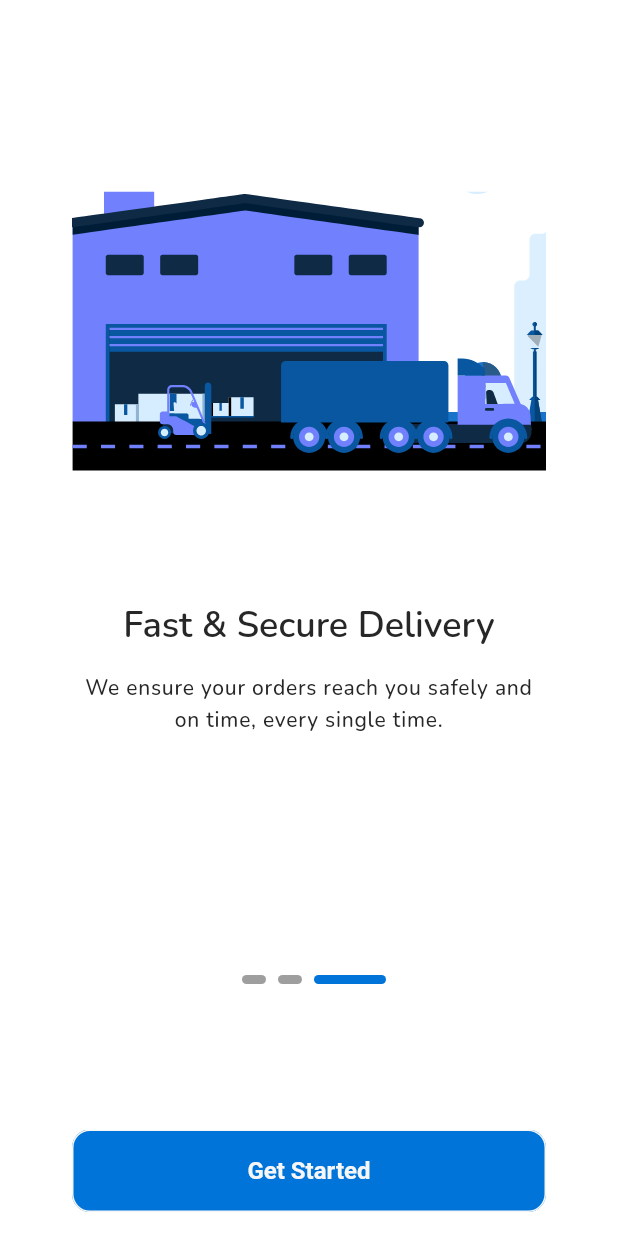
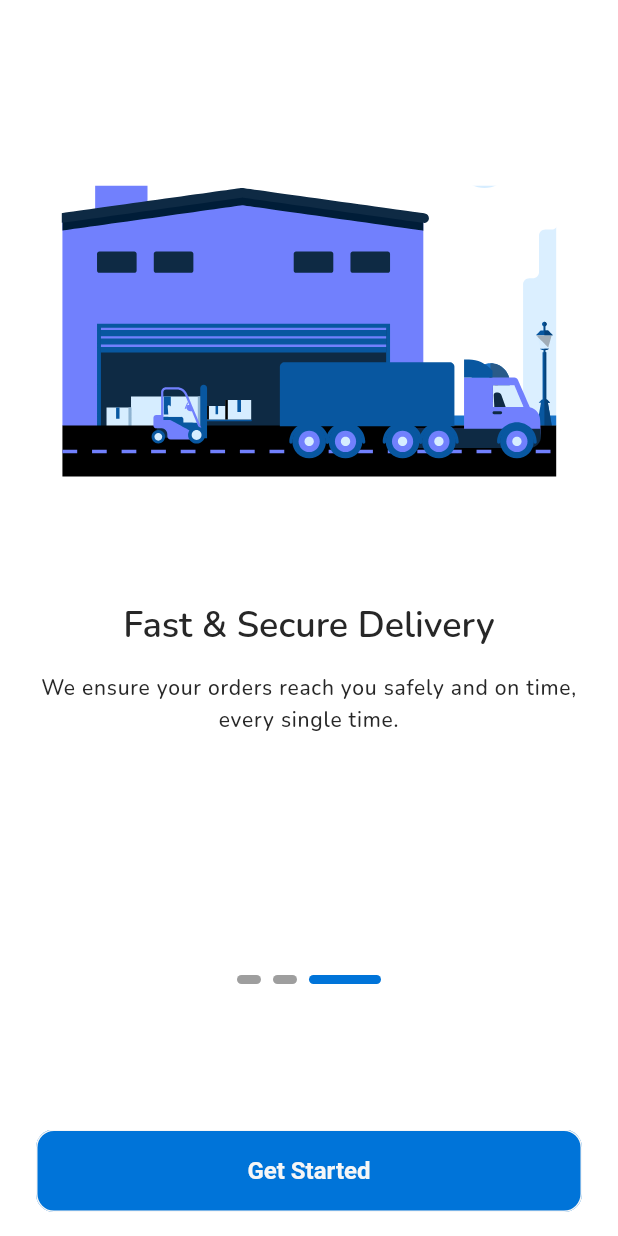
Before and after one commit to Durgeshbagul29/ecom, a Flutter app: the screen it shows after launch, swiped to page 3, on a phone screen of 412 x 824 dp. Run offline on Flutter 3.47's test engine with Material 3 defaults, Android fonts, the phone set to English and light mode, and no system bars; drawn by our look-alikes of smooth_page_indicator; our stand-ins replace carousel_slider, cloud_firestore, connectivity_plus, firebase_auth, firebase_core, flutter_native_splash and 8 more; accounts and stored records are empty; project files that could hold a hidden picture were left out.

Commit message:
fix: handle edge-to-edge system bars and refine layout in onboarding screen

```diff
--- a/lib/features/authentication/screens/onboarding/onboarding.dart
+++ b/lib/features/authentication/screens/onboarding/onboarding.dart
@@ -7,7 +7,9 @@ import 'package:ecom/features/authentication/screens/onboarding/widgets/onboardi
 import 'package:ecom/utils/constants/app_text.dart';
 import 'package:ecom/utils/constants/images.dart';
 import 'package:ecom/utils/constants/sizes.dart';
+import 'package:ecom/utils/helpers/helper_functions.dart';
 import 'package:flutter/material.dart';
+import 'package:flutter/services.dart';
 import 'package:get/get.dart';
 
 class OnBoardingScreen extends StatelessWidget {
@@ -17,8 +19,20 @@ class OnBoardingScreen extends StatelessWidget {
   Widget build(BuildContext context) {
     // Instance of OnBoarding Controller using put method in GetX
     final controller = Get.put(OnBoardingController());
+    final isDark = AppHelperFunctions.isDarkMode(context);
 
-    return Scaffold(
+    return AnnotatedRegion<SystemUiOverlayStyle>(
+      value: SystemUiOverlayStyle(
+        statusBarColor: Colors.transparent,
+        statusBarIconBrightness: isDark ? Brightness.light : Brightness.dark,
+        statusBarBrightness: isDark ? Brightness.dark : Brightness.light,
+        systemStatusBarContrastEnforced: false,
+        systemNavigationBarColor: Colors.transparent,
+        systemNavigationBarIconBrightness: isDark ? Brightness.light : Brightness.dark,
+        systemNavigationBarDividerColor: Colors.transparent,
+        systemNavigationBarContrastEnforced: false,
+      ),
+      child: Scaffold(
         body: SafeArea(
           child: Padding(
             padding: const EdgeInsets.symmetric(horizontal: AppSizes.defaultSpace),
@@ -49,12 +63,12 @@ class OnBoardingScreen extends StatelessWidget {
                 ),
 
                 /// Indictor
-              PageNavigationIndicator(),
+                const PageNavigationIndicator(),
 
                 /// Bottom buttons with transition
                 Positioned(
-                left: AppSizes.defaultSpace,
-                right: AppSizes.defaultSpace,
+                  left: 0,
+                  right: 0,
                   bottom: AppSizes.spaceBtwItems,
                   child: Obx(() {
                     return AnimatedSwitcher(
@@ -67,11 +81,11 @@ class OnBoardingScreen extends StatelessWidget {
                         );
                       },
                       child: controller.currentIndex.value == 2
-                        ? SizedBox(
+                          ? const SizedBox(
                               width: double.infinity,
                               child: OnBoardingStartedButton(),
                             )
-                        : Row(
+                          : const Row(
                               mainAxisAlignment: MainAxisAlignment.spaceBetween,
                               children: [
                                 // Skip Button
@@ -87,6 +101,7 @@ class OnBoardingScreen extends StatelessWidget {
             ),
           ),
         ),
+      ),
     );
   }
 }
--- a/lib/features/authentication/screens/onboarding/widgets/onboarding_dots_navigation.dart
+++ b/lib/features/authentication/screens/onboarding/widgets/onboarding_dots_navigation.dart
@@ -16,13 +16,15 @@ class PageNavigationIndicator extends StatelessWidget {
 
     return Positioned(
       bottom: AppDeviceHelpers.getBottomNavigationBarHeight() * 3,
-      right: AppDeviceHelpers.getScreenWidth(context) / 3,
-      left: AppDeviceHelpers.getScreenWidth(context) / 3,
-      child: SmoothPageIndicator(
-        controller: controller.pageController,
-        onDotClicked: controller.dotNavigationClick,
-        count: 3,
-        effect: ExpandingDotsEffect(dotHeight: 6, activeDotColor: AppColors.primary)
+      left: 0,
+      right: 0,
+      child: Center(
+        child: SmoothPageIndicator(
+          controller: controller.pageController,
+          onDotClicked: controller.dotNavigationClick,
+          count: 3,
+          effect: const ExpandingDotsEffect(dotHeight: 6, activeDotColor: AppColors.primary),
+        ),
       ),
     );
   }
--- a/lib/features/authentication/screens/onboarding/widgets/onboarding_page_view.dart
+++ b/lib/features/authentication/screens/onboarding/widgets/onboarding_page_view.dart
@@ -15,13 +15,13 @@ class OnBoardingPageView extends StatelessWidget {
   @override
   Widget build(BuildContext context) {
     return Padding(
-      padding: EdgeInsets.only(left: AppSizes.defaultSpace, right: AppSizes.defaultSpace, top: AppDeviceHelpers.getAppBarHeight()),
+      padding: EdgeInsets.only(top: AppDeviceHelpers.getAppBarHeight()),
       child: Column(
         children: [
           Lottie.asset(animationImage, width: AppDeviceHelpers.getScreenWidth(context) * 0.8, height: AppDeviceHelpers.getScreenWidth(context) * 0.8 ),
-          SizedBox(height: AppSizes.spaceBtwItems),
+          const SizedBox(height: AppSizes.spaceBtwItems),
           Text(title, style: Theme.of(context).textTheme.headlineMedium, textAlign: TextAlign.center,),
-          SizedBox(height: AppSizes.spaceBtwInputFields),
+          const SizedBox(height: AppSizes.spaceBtwInputFields),
           Text(subTitle, style: Theme.of(context).textTheme.bodyLarge, textAlign: TextAlign.center,)
         ],
       ),
```
Lines whose indentation alone changed are shown as unchanged.
